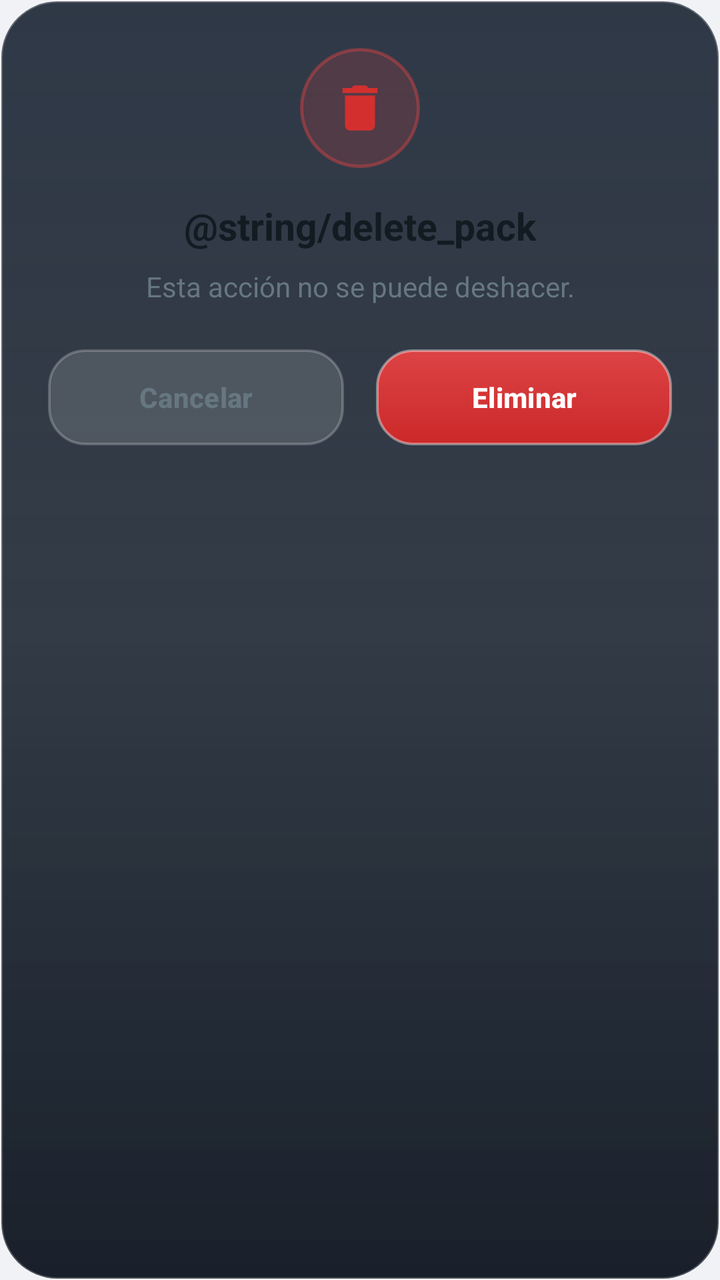
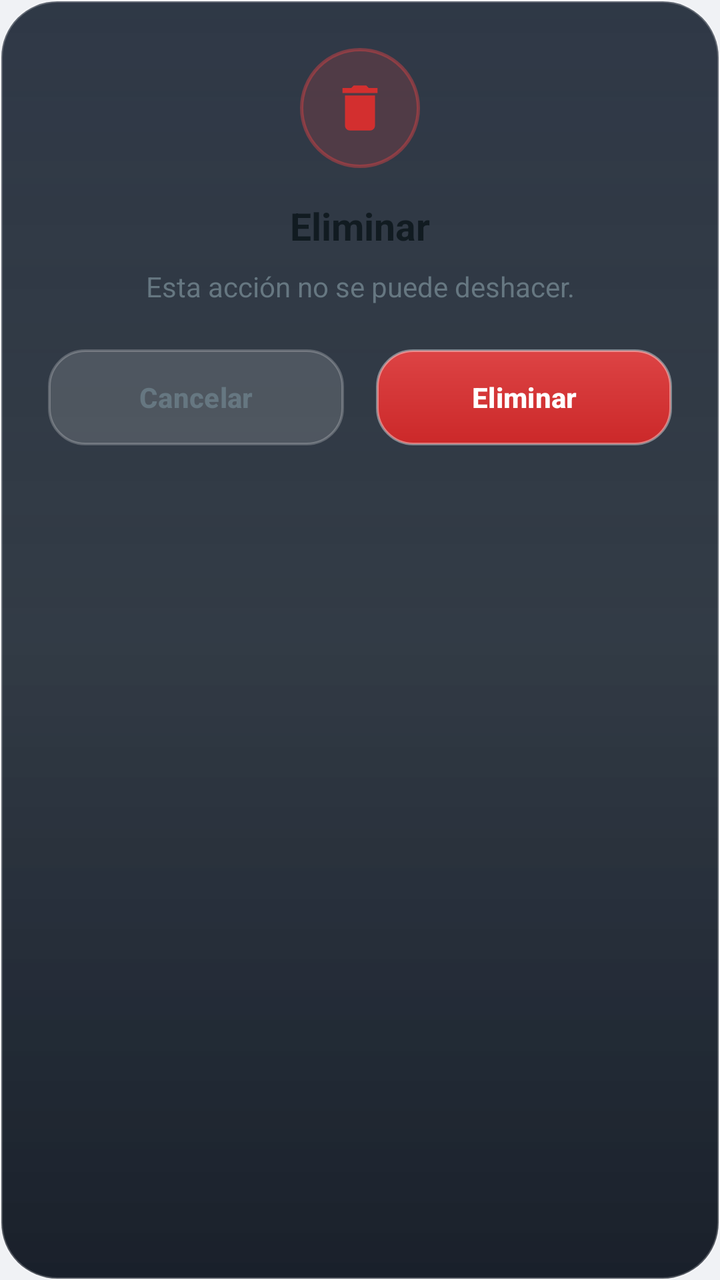

Before-and-after screenshots of an Android layout around one commit, followed by the original layout XML and the change that was made.
<!-- AndroidManifest.xml: application theme Theme.WhatsAppStickerMaker -->
<!-- res/layout/dialog_confirm_danger.xml -->
<?xml version="1.0" encoding="utf-8"?>
<LinearLayout xmlns:android="http://schemas.android.com/apk/res/android"
    xmlns:app="http://schemas.android.com/apk/res-auto"
    android:layout_width="match_parent"
    android:layout_height="wrap_content"
    android:background="@drawable/bg_liquid_glass_dialog"
    android:gravity="center_horizontal"
    android:orientation="vertical"
    android:padding="24dp">

    
    <FrameLayout
        android:layout_width="60dp"
        android:layout_height="60dp"
        android:background="@drawable/bg_danger_icon_circle">

        <ImageView
            android:id="@+id/ivDangerIcon"
            android:layout_width="30dp"
            android:layout_height="30dp"
            android:layout_gravity="center"
            android:contentDescription="@null"
            android:src="@drawable/ic_delete"
            app:tint="@color/danger" />

    </FrameLayout>

    
    <TextView
        android:id="@+id/tvDangerTitle"
        android:layout_width="match_parent"
        android:layout_height="wrap_content"
        android:layout_marginTop="16dp"
        android:gravity="center"
        android:text="@string/delete_pack"
        android:textColor="@color/text_primary"
        android:textSize="19sp"
        android:textStyle="bold" />

    
    <TextView
        android:id="@+id/tvDangerMessage"
        android:layout_width="match_parent"
        android:layout_height="wrap_content"
        android:layout_marginTop="8dp"
        android:layout_marginBottom="22dp"
        android:gravity="center"
        android:lineSpacingExtra="3dp"
        android:text="Esta acción no se puede deshacer."
        android:textColor="@color/text_secondary"
        android:textSize="14sp" />

    
    <LinearLayout
        android:layout_width="match_parent"
        android:layout_height="wrap_content"
        android:orientation="horizontal">

        <com.google.android.material.button.MaterialButton
            android:id="@+id/btnDangerCancel"
            android:layout_width="0dp"
            android:layout_height="48dp"
            android:layout_marginEnd="8dp"
            android:layout_weight="1"
            android:background="@drawable/bg_liquid_glass_button_secondary"
            android:text="@string/cancel"
            android:textColor="@color/text_secondary"
            android:textSize="14sp"
            android:textStyle="bold"
            app:backgroundTint="@null"
            app:cornerRadius="16dp" />

        <com.google.android.material.button.MaterialButton
            android:id="@+id/btnDangerConfirm"
            android:layout_width="0dp"
            android:layout_height="48dp"
            android:layout_marginStart="8dp"
            android:layout_weight="1"
            android:background="@drawable/bg_liquid_glass_button_danger"
            android:text="@string/delete"
            android:textColor="@color/white"
            android:textSize="14sp"
            android:textStyle="bold"
            app:backgroundTint="@null"
            app:cornerRadius="16dp" />

    </LinearLayout>

</LinearLayout>
<!-- resources referenced by this layout -->
<resources>
  <color name="danger">#D32F2F</color>
  <color name="text_primary">#111B21</color>
  <color name="text_secondary">#667781</color>
  <color name="white">#FFFFFF</color>
  <!-- drawable bg_danger_icon_circle (drawable) -->
  <?xml version="1.0" encoding="utf-8"?>
  <shape xmlns:android="http://schemas.android.com/apk/res/android"
      android:shape="oval">
      <solid android:color="#2AEF4444" />
      <stroke
          android:width="1.5dp"
          android:color="#66EF4444" />
  </shape>
  <!-- drawable bg_liquid_glass_button_danger (drawable) -->
  <?xml version="1.0" encoding="utf-8"?>
  <ripple xmlns:android="http://schemas.android.com/apk/res/android"
      android:color="#40FFFFFF">
      <item>
          <shape android:shape="rectangle">
              <corners android:radius="18dp" />
              <gradient
                  android:angle="270"
                  android:startColor="#E6EF4444"
                  android:endColor="#E6DC2626"
                  android:type="linear" />
              <stroke
                  android:width="1.2dp"
                  android:color="#66FFFFFF" />
          </shape>
      </item>
  </ripple>
  <!-- drawable bg_liquid_glass_button_secondary (drawable) -->
  <?xml version="1.0" encoding="utf-8"?>
  <ripple xmlns:android="http://schemas.android.com/apk/res/android"
      android:color="#35FFFFFF">
      <item>
          <shape android:shape="rectangle">
              <corners android:radius="18dp" />
              <solid android:color="#24FFFFFF" />
              <stroke
                  android:width="1.2dp"
                  android:color="#38FFFFFF" />
          </shape>
      </item>
  </ripple>
  <!-- drawable bg_liquid_glass_dialog (drawable) -->
  <?xml version="1.0" encoding="utf-8"?>
  <shape xmlns:android="http://schemas.android.com/apk/res/android"
      android:shape="rectangle">
      <corners android:radius="28dp" />
      <gradient
          android:type="linear"
          android:angle="270"
          android:startColor="#EA1E2836"
          android:centerColor="#E017212D"
          android:endColor="#F5101722" />
      <stroke
          android:width="1.2dp"
          android:color="#3DFFFFFF" />
  </shape>
  <!-- drawable ic_delete (drawable) -->
  <vector xmlns:android="http://schemas.android.com/apk/res/android"
      android:width="24dp"
      android:height="24dp"
      android:viewportWidth="24"
      android:viewportHeight="24">
      <path
          android:fillColor="#E53E3E"
          android:pathData="M6,19c0,1.1 0.9,2 2,2h8c1.1,0 2,-0.9 2,-2V7H6v12zM19,4h-3.5l-1,-1h-5l-1,1H5v2h14V4z" />
  </vector>
  <string name="cancel">Cancelar</string>
  <string name="delete">Eliminar</string>
  <color name="primary">#008069</color>
  <color name="primary_dark">#006954</color>
  <color name="accent_whatsapp">#25D366</color>
  <color name="background_light">#F0F2F5</color>
  <color name="surface_light">#FFFFFF</color>
  <color name="card_stroke">#E2E8F0</color>
  <style name="ThemeOverlay.WhatsAppStickerMaker.Dialog" parent="ThemeOverlay.Material3.MaterialAlertDialog">
          <item name="colorSurface">@color/surface_light</item>
          <item name="colorOnSurface">@color/text_primary</item>
          <item name="colorOnSurfaceVariant">@color/text_secondary</item>
          <item name="colorPrimary">@color/accent_whatsapp</item>
          <item name="shapeAppearanceCornerExtraLarge">@style/ShapeAppearance.WhatsAppStickerMaker.DialogCorner</item>
      </style>
  <style name="ShapeAppearance.WhatsAppStickerMaker.DialogCorner" parent="ShapeAppearance.Material3.Corner.ExtraLarge">
          <item name="cornerSize">24dp</item>
      </style>
  <!-- unchanged entries left out for length: 1 -->
</resources>

<!-- the commit's change to res/layout/dialog_confirm_danger.xml (unified diff, before → after) -->
@@ -32,7 +32,7 @@
         android:layout_height="wrap_content"
         android:layout_marginTop="16dp"
         android:gravity="center"
-        android:text="@string/delete_pack"
+        android:text="@string/delete"
         android:textColor="@color/text_primary"
         android:textSize="19sp"
         android:textStyle="bold" />
